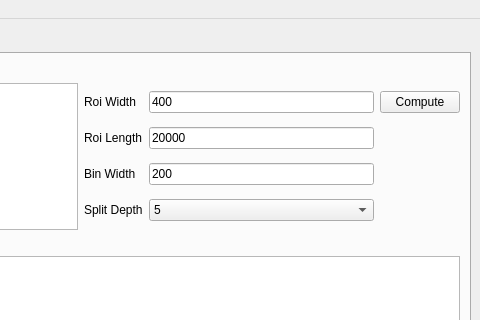
Old version of the form gui/mainwindow2.ui in the repository KorribanMaster/CDBSAnalyzer; both pictures show x 318 to 798 and y 0 to 320 of the 798 by 494 pixel window.
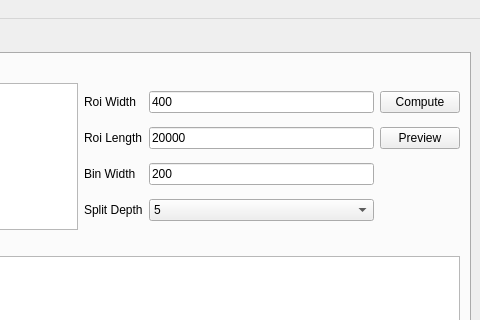
New version of the form.

```diff
--- a/gui/mainwindow2.ui
+++ b/gui/mainwindow2.ui
@@ -223,6 +223,13 @@
               </item>
              </widget>
             </item>
+            <item row="1" column="2">
+             <widget class="QPushButton" name="buttonPreview">
+              <property name="text">
+               <string>Preview</string>
+              </property>
+             </widget>
+            </item>
            </layout>
           </item>
          </layout>
```
